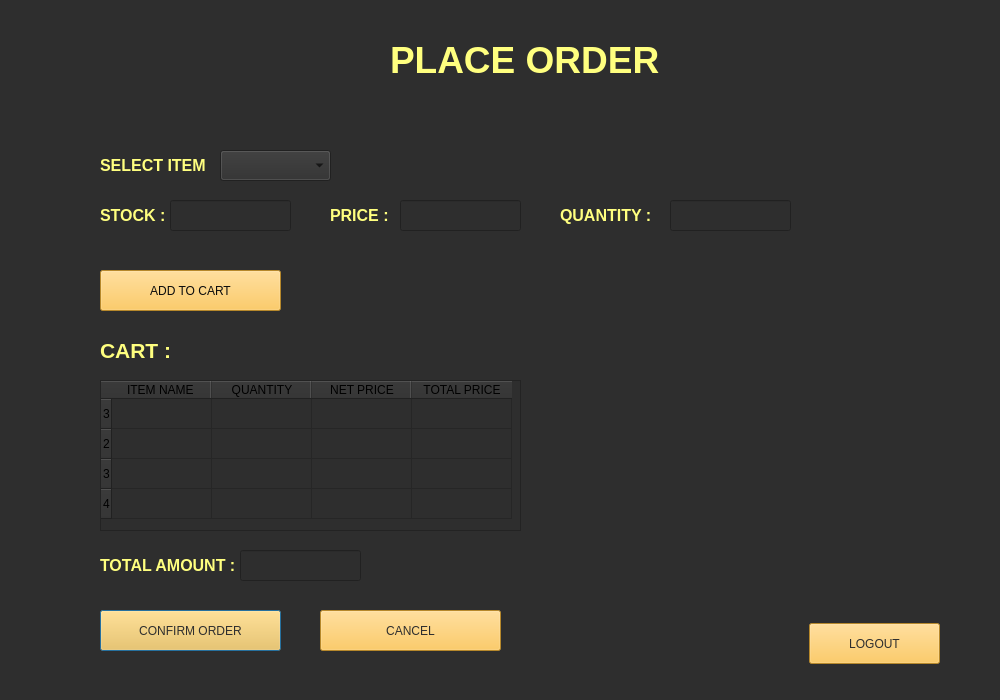
This is user.ui in mesum-abbas/Canteen_Managment_System as Qt 5 draws it before an edit. The edited form follows.
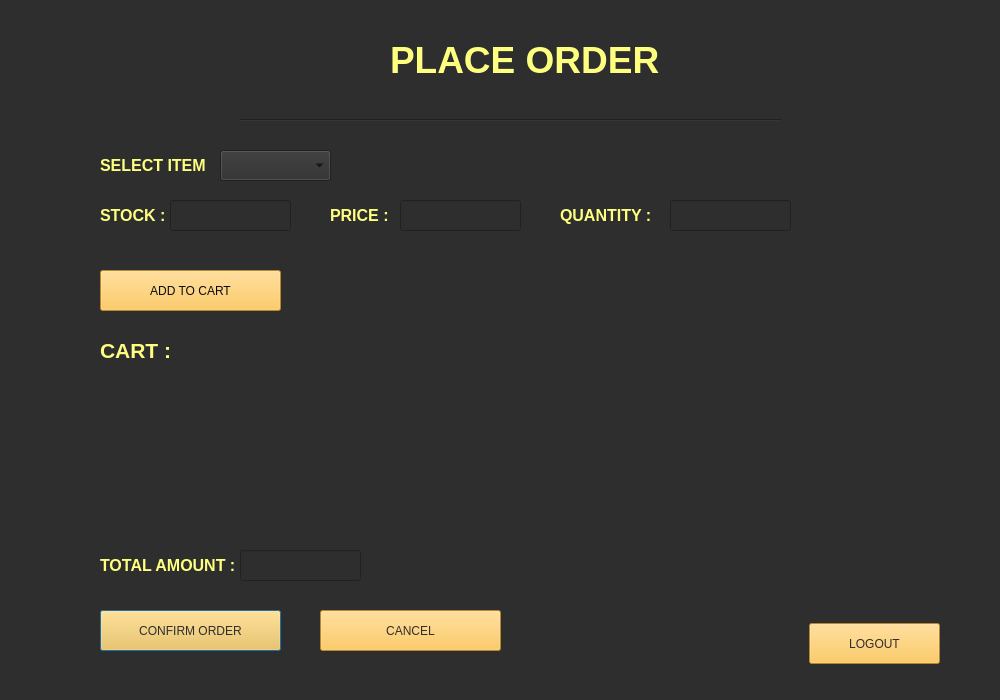
This is the edited form. Icons and pictures are not drawn.

```diff
--- a/user.ui
+++ b/user.ui
@@ -235,43 +235,18 @@
     </rect>
    </property>
   </widget>
-  <widget class="QTableWidget" name="tableWidget">
+  <widget class="Line" name="line">
    <property name="geometry">
     <rect>
-     <x>100</x>
-     <y>380</y>
-     <width>421</width>
-     <height>151</height>
+     <x>240</x>
+     <y>110</y>
+     <width>541</width>
+     <height>20</height>
     </rect>
    </property>
-   <row>
-    <property name="text">
-     <string>3</string>
-    </property>
-   </row>
-   <row/>
-   <row/>
-   <row/>
-   <column>
-    <property name="text">
-     <string>ITEM NAME </string>
-    </property>
-   </column>
-   <column>
-    <property name="text">
-     <string>QUANTITY</string>
-    </property>
-   </column>
-   <column>
-    <property name="text">
-     <string>NET PRICE</string>
-    </property>
-   </column>
-   <column>
-    <property name="text">
-     <string>TOTAL PRICE</string>
-    </property>
-   </column>
+   <property name="orientation">
+    <enum>Qt::Orientation::Horizontal</enum>
+   </property>
   </widget>
   <widget class="QLabel" name="label_8">
    <property name="geometry">
```
Left out of the diff: 19 changed lines with no effect on the pictures.
